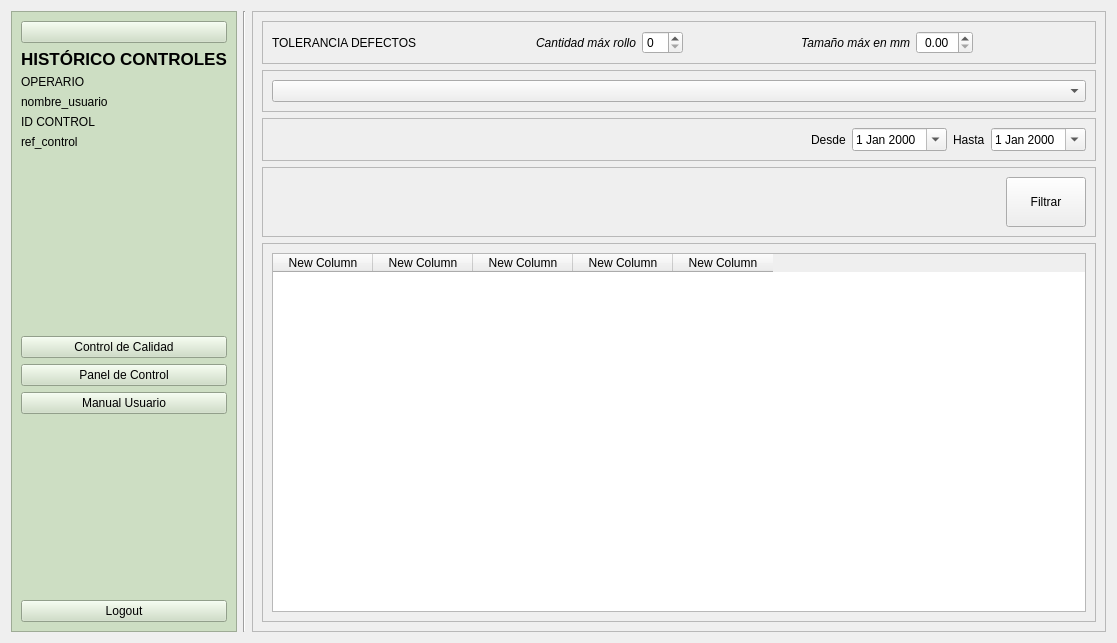
First picture: the form in frontend/UI/form_historico_controles.ui, repository PacoG86/isli, before the edit.
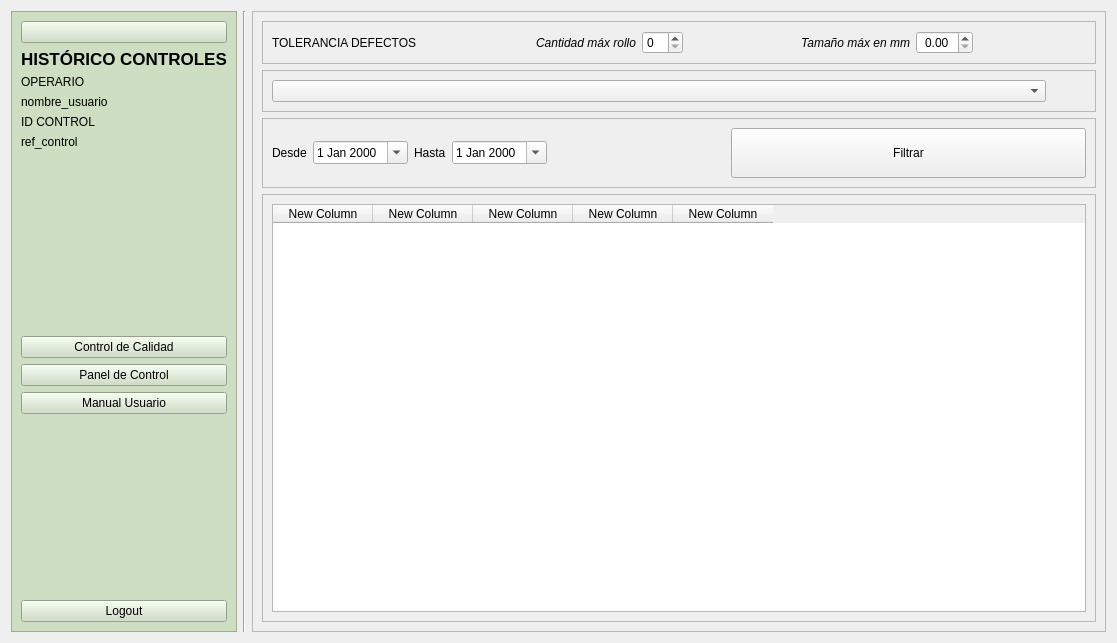
Second picture: the form after the edit. Icons and pictures are not drawn.

Commit message: crear lanzador .py de historico

What changed in the file:
```diff
--- a/frontend/UI/form_historico_controles.ui
+++ b/frontend/UI/form_historico_controles.ui
@@ -280,7 +280,7 @@
           <property name="frameShadow">
            <enum>QFrame::Shadow::Raised</enum>
           </property>
-          <layout class="QHBoxLayout" name="horizontalLayout_7" stretch="2">
+          <layout class="QHBoxLayout" name="horizontalLayout_7" stretch="2,0">
            <item>
             <widget class="QComboBox" name="comboBox_listaUsuarios">
              <property name="placeholderText">
@@ -288,20 +288,8 @@
              </property>
             </widget>
            </item>
-          </layout>
-         </widget>
-        </item>
-        <item>
-         <widget class="QFrame" name="frame_fecha">
-          <property name="frameShape">
-           <enum>QFrame::Shape::StyledPanel</enum>
-          </property>
-          <property name="frameShadow">
-           <enum>QFrame::Shadow::Raised</enum>
-          </property>
-          <layout class="QHBoxLayout" name="horizontalLayout">
            <item>
-            <spacer name="horizontalSpacer_fecha">
+            <spacer name="horizontalSpacer_5">
              <property name="orientation">
               <enum>Qt::Orientation::Horizontal</enum>
              </property>
@@ -313,6 +301,18 @@
              </property>
             </spacer>
            </item>
+          </layout>
+         </widget>
+        </item>
+        <item>
+         <widget class="QFrame" name="frame_fecha">
+          <property name="frameShape">
+           <enum>QFrame::Shape::StyledPanel</enum>
+          </property>
+          <property name="frameShadow">
+           <enum>QFrame::Shadow::Raised</enum>
+          </property>
+          <layout class="QHBoxLayout" name="horizontalLayout" stretch="0,0,0,0,1,2">
            <item>
             <widget class="QLabel" name="label_desde">
              <property name="text">
@@ -341,20 +341,8 @@
              </property>
             </widget>
            </item>
-          </layout>
-         </widget>
-        </item>
-        <item>
-         <widget class="QFrame" name="frame_btnFiltrar">
-          <property name="frameShape">
-           <enum>QFrame::Shape::StyledPanel</enum>
-          </property>
-          <property name="frameShadow">
-           <enum>QFrame::Shadow::Raised</enum>
-          </property>
-          <layout class="QHBoxLayout" name="horizontalLayout_3">
            <item>
-            <spacer name="horizontalSpacer_4">
+            <spacer name="horizontalSpacer_2">
              <property name="orientation">
               <enum>Qt::Orientation::Horizontal</enum>
              </property>
```
The commit also changes 2 other files.
